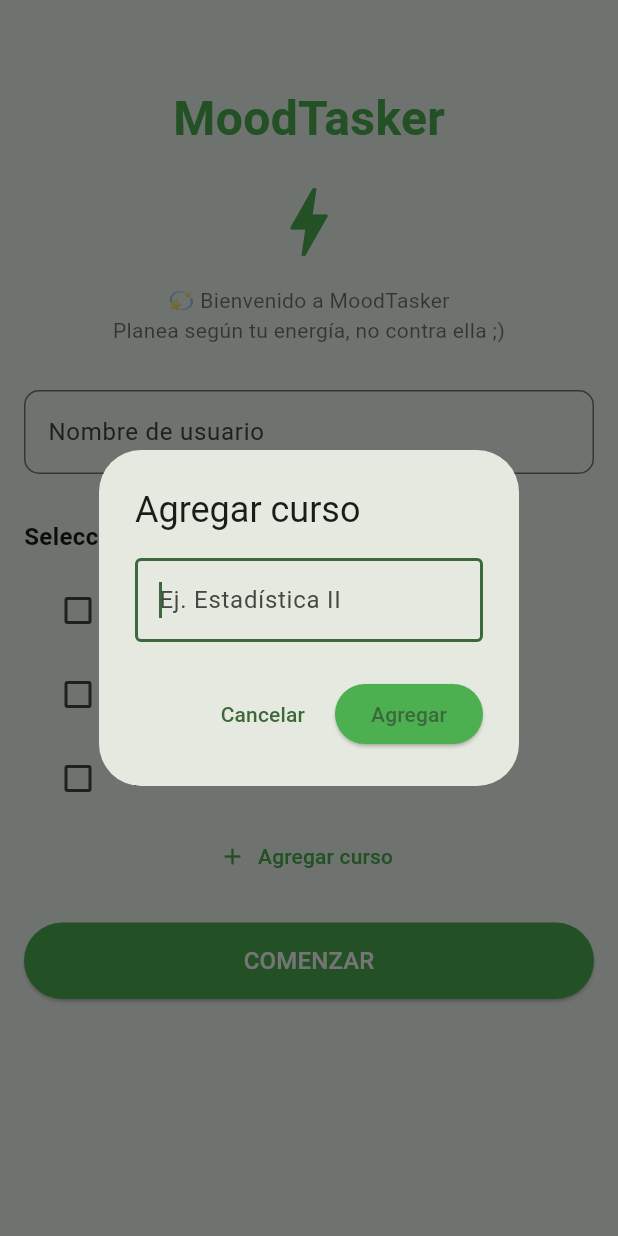
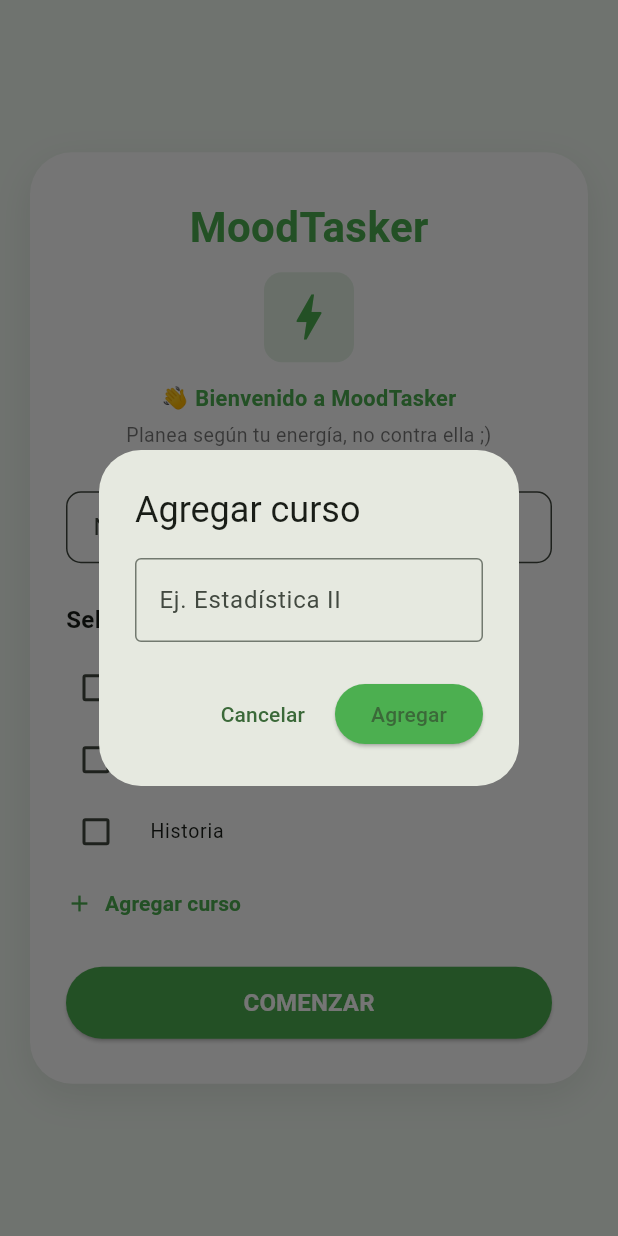
Before and after one commit to Nicolas0903/moodtasker_front, a Flutter app: the screen it shows after launch, after a tap on "Agregar curso", on a phone screen of 412 x 824 dp. Run offline on Flutter 3.47's test engine with Material 3 defaults, Android fonts, the phone set to English and light mode, and no system bars; our stand-ins replace fl_chart.

Commit message:
Update pulido visual

```diff
--- a/lib/pages/register_page.dart
+++ b/lib/pages/register_page.dart
@@ -8,58 +8,43 @@ class RegisterPage extends StatefulWidget {
 }
 
 class _RegisterPageState extends State<RegisterPage> {
-  final List<String> _courses = [
-    'Programación Web',
-    'Cálculo 1',
-    'Historia',
-  ];
+  final List<String> _courses = ['Programación Web', 'Cálculo 1', 'Historia'];
 
   Future<void> _showAddCourseDialog() async {
     final controller = TextEditingController();
-
     final result = await showDialog<String>(
       context: context,
-      builder: (ctx) {
-        return AlertDialog(
+      builder: (ctx) => AlertDialog(
         title: const Text('Agregar curso'),
         content: TextField(
           controller: controller,
-            autofocus: true,
-            textInputAction: TextInputAction.done,
           decoration: const InputDecoration(
             hintText: 'Ej. Estadística II',
             border: OutlineInputBorder(),
           ),
-            onSubmitted: (_) => Navigator.of(ctx).pop(controller.text.trim()),
         ),
         actions: [
           TextButton(
-              onPressed: () => Navigator.of(ctx).pop(),
+            onPressed: () => Navigator.pop(ctx),
             child: const Text('Cancelar'),
           ),
           ElevatedButton(
-              onPressed: () => Navigator.of(ctx).pop(controller.text.trim()),
-              style: ElevatedButton.styleFrom(backgroundColor: Colors.green),
+            onPressed: () => Navigator.pop(ctx, controller.text.trim()),
+            style: ElevatedButton.styleFrom(
+              backgroundColor: const Color(0xFF4CAF50),
+            ),
             child: const Text('Agregar'),
           ),
         ],
-        );
-      },
+      ),
     );
 
-    if (!mounted) return;
+    final value = (result ?? '').trim();
+    if (value.isEmpty) return;
 
-    final value = (result ?? '').trim();
-
-    if (value.isEmpty) {
-      ScaffoldMessenger.of(context).showSnackBar(
-        const SnackBar(content: Text('Escribe un nombre de curso ')),
-      );
-      return;
-    }
     if (_courses.map((e) => e.toLowerCase()).contains(value.toLowerCase())) {
       ScaffoldMessenger.of(context).showSnackBar(
-        const SnackBar(content: Text('Ese curso ya está en la lista ')),
+        const SnackBar(content: Text('Ese curso ya está en la lista')),
       );
       return;
     }
@@ -69,86 +54,195 @@ class _RegisterPageState extends State<RegisterPage> {
 
   @override
   Widget build(BuildContext context) {
+    const green = Color(0xFF4CAF50);
+    const bg = Color(0xFFF2FAF2);
+
     return Scaffold(
+      backgroundColor: bg,
       body: SafeArea(
-        child: Padding(
-          padding: const EdgeInsets.all(16),
-          child: ListView(
+        child: Center(
+          child: SingleChildScrollView(
+            child: Stack(
+              alignment: Alignment.center,
               children: [
-              const SizedBox(height: 40),
-              const Center(
-                child: Text(
+                // Fondo con dados decorativos
+                Positioned(
+                  top: 40,
+                  left: 40,
+                  child: _DiceIcon(size: 30, opacity: 0.15),
+                ),
+                Positioned(
+                  top: 100,
+                  right: 60,
+                  child: _DiceIcon(size: 22, opacity: 0.12),
+                ),
+                Positioned(
+                  bottom: 50,
+                  left: 80,
+                  child: _DiceIcon(size: 26, opacity: 0.12),
+                ),
+                Positioned(
+                  bottom: 80,
+                  right: 90,
+                  child: _DiceIcon(size: 20, opacity: 0.10),
+                ),
+
+                // Tarjeta principal
+                Container(
+                  margin: const EdgeInsets.all(20),
+                  padding: const EdgeInsets.symmetric(
+                    horizontal: 24,
+                    vertical: 30,
+                  ),
+                  decoration: BoxDecoration(
+                    color: Colors.white,
+                    borderRadius: BorderRadius.circular(28),
+                    boxShadow: [
+                      BoxShadow(
+                        color: Colors.black.withOpacity(0.08),
+                        blurRadius: 20,
+                        offset: const Offset(0, 8),
+                      ),
+                    ],
+                  ),
+                  child: ConstrainedBox(
+                    constraints: const BoxConstraints(maxWidth: 380),
+                    child: Column(
+                      mainAxisSize: MainAxisSize.min,
+                      children: [
+                        // Título
+                        const Text(
                           'MoodTasker',
                           style: TextStyle(
-                    color: Colors.green,
-                    fontSize: 32,
-                    fontWeight: FontWeight.bold,
+                            color: green,
+                            fontSize: 28,
+                            fontWeight: FontWeight.w700,
+                            letterSpacing: 0.3,
                           ),
                         ),
+                        const SizedBox(height: 10),
+
+                        // Logo de rayo dentro del recuadro verde
+                        Container(
+                          width: 60,
+                          height: 60,
+                          decoration: BoxDecoration(
+                            color: green.withOpacity(0.15),
+                            borderRadius: BorderRadius.circular(12),
                           ),
-              const SizedBox(height: 16),
-              const Icon(Icons.bolt, color: Colors.green, size: 60),
-              const SizedBox(height: 12),
-              const Center(
-                child: Text(
-                  '💫 Bienvenido a MoodTasker\nPlanea según tu energía, no contra ella ;)',
-                  textAlign: TextAlign.center,
-                  style: TextStyle(fontSize: 14, color: Colors.black54),
+                          child: const Icon(Icons.bolt, color: green, size: 40),
+                        ),
+                        const SizedBox(height: 14),
+
+                        const Text(
+                          '👋 Bienvenido a MoodTasker',
+                          style: TextStyle(
+                            color: green,
+                            fontWeight: FontWeight.w600,
+                            fontSize: 14.5,
                           ),
                         ),
-              const SizedBox(height: 30),
+                        const SizedBox(height: 4),
+                        const Text(
+                          'Planea según tu energía, no contra ella ;)',
+                          textAlign: TextAlign.center,
+                          style: TextStyle(fontSize: 13, color: Colors.black54),
+                        ),
+                        const SizedBox(height: 28),
 
                         // Nombre de usuario
                         TextField(
                           decoration: InputDecoration(
-                  labelText: 'Nombre de usuario',
+                            hintText: 'Nombre de usuario',
+                            filled: true,
+                            fillColor: Colors.white,
+                            contentPadding: const EdgeInsets.symmetric(
+                              horizontal: 14,
+                              vertical: 12,
+                            ),
                             border: OutlineInputBorder(
                               borderRadius: BorderRadius.circular(10),
+                              borderSide: const BorderSide(
+                                color: Colors.black26,
+                              ),
+                            ),
+                            focusedBorder: OutlineInputBorder(
+                              borderRadius: BorderRadius.circular(10),
+                              borderSide: const BorderSide(
+                                color: green,
+                                width: 1.3,
                               ),
                             ),
                           ),
-              const SizedBox(height: 30),
+                        ),
+                        const SizedBox(height: 26),
 
-              const Text(
+                        const Align(
+                          alignment: Alignment.centerLeft,
+                          child: Text(
                             'Selecciona tus cursos iniciales',
                             style: TextStyle(
                               fontWeight: FontWeight.bold,
                               fontSize: 16,
                             ),
                           ),
+                        ),
                         const SizedBox(height: 10),
 
-              // Cursos dinámicos
-              ..._courses.map((c) => CourseCheckbox(title: c)).toList(),
+                        // Lista de cursos
+                        ..._courses.map((c) => _CourseCheckbox(title: c)),
 
-              TextButton.icon(
+                        // Agregar curso
+                        Align(
+                          alignment: Alignment.centerLeft,
+                          child: TextButton.icon(
                             onPressed: _showAddCourseDialog,
-                icon: const Icon(Icons.add, color: Colors.green),
+                            icon: const Icon(Icons.add, color: green),
                             label: const Text(
                               'Agregar curso',
-                  style: TextStyle(color: Colors.green),
+                              style: TextStyle(
+                                color: green,
+                                fontWeight: FontWeight.w600,
                               ),
                             ),
-              const SizedBox(height: 20),
+                            style: TextButton.styleFrom(
+                              padding: EdgeInsets.zero,
+                            ),
+                          ),
+                        ),
+                        const SizedBox(height: 18),
 
-              // Botón principal
-              ElevatedButton(
-                onPressed: () {
-                  Navigator.pushReplacementNamed(context, '/home');
-                },
+                        // Botón COMENZAR
+                        SizedBox(
+                          width: double.infinity,
+                          height: 48,
+                          child: ElevatedButton(
+                            onPressed: () => Navigator.pushReplacementNamed(
+                              context,
+                              '/home',
+                            ),
                             style: ElevatedButton.styleFrom(
-                  backgroundColor: Colors.green,
-                  padding: const EdgeInsets.symmetric(vertical: 14),
+                              backgroundColor: green,
                               shape: RoundedRectangleBorder(
                                 borderRadius: BorderRadius.circular(30),
                               ),
                             ),
                             child: const Text(
                               'COMENZAR',
-                  style: TextStyle(color: Colors.white, fontSize: 16),
+                              style: TextStyle(
+                                color: Colors.white,
+                                fontSize: 16,
+                                fontWeight: FontWeight.w600,
+                              ),
+                            ),
                           ),
                         ),
                       ],
+                    ),
+                  ),
+                ),
+              ],
+            ),
           ),
         ),
       ),
@@ -156,25 +250,50 @@ class _RegisterPageState extends State<RegisterPage> {
   }
 }
 
-class CourseCheckbox extends StatefulWidget {
+// --- COMPONENTES AUXILIARES ---
+
+class _CourseCheckbox extends StatefulWidget {
   final String title;
-  const CourseCheckbox({super.key, required this.title});
+  const _CourseCheckbox({required this.title});
 
   @override
-  State<CourseCheckbox> createState() => _CourseCheckboxState();
+  State<_CourseCheckbox> createState() => _CourseCheckboxState();
 }
 
-class _CourseCheckboxState extends State<CourseCheckbox> {
+class _CourseCheckboxState extends State<_CourseCheckbox> {
   bool checked = false;
-
   @override
   Widget build(BuildContext context) {
+    const green = Color(0xFF4CAF50);
     return CheckboxListTile(
+      dense: true,
+      contentPadding: EdgeInsets.zero,
+      controlAffinity: ListTileControlAffinity.leading,
       title: Text(widget.title),
       value: checked,
-      onChanged: (value) => setState(() => checked = value ?? false),
-      activeColor: Colors.green,
-      controlAffinity: ListTileControlAffinity.leading,
+      onChanged: (v) => setState(() => checked = v ?? false),
+      activeColor: green,
     );
   }
 }
+
+class _DiceIcon extends StatelessWidget {
+  final double size;
+  final double opacity;
+  const _DiceIcon({required this.size, this.opacity = 0.1});
+  @override
+  Widget build(BuildContext context) {
+    return Opacity(
+      opacity: opacity,
+      child: Container(
+        width: size,
+        height: size,
+        decoration: BoxDecoration(
+          color: const Color(0xFF4CAF50),
+          borderRadius: BorderRadius.circular(6),
+        ),
+        child: const Icon(Icons.circle, size: 10, color: Colors.white),
+      ),
+    );
+  }
+}
```
Lines whose indentation alone changed are shown as unchanged.
